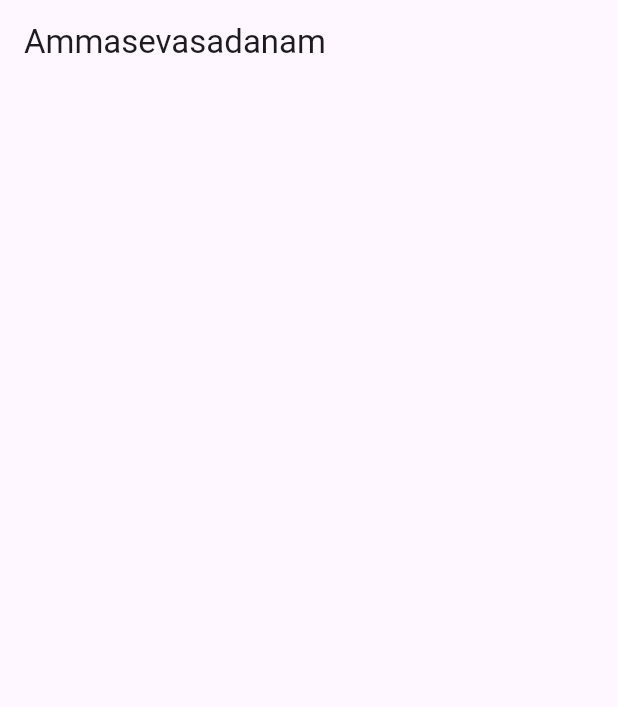
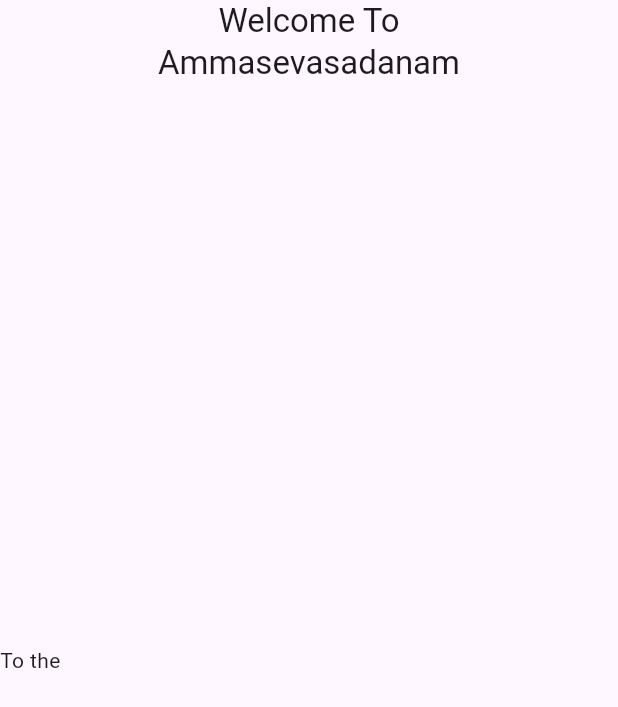
Before and after one commit to TheFinalGuardian/Ammasevasadanam-App, a Flutter app: the screen it shows after launch, on a phone screen of 412 x 824 dp. Shown: the top 707 px of the screen. Run offline on Flutter 3.47's test engine with Material 3 defaults, Android fonts, the phone set to English and light mode, and no system bars.

Commit message:
pulling the changes made by yogesh

```diff
--- a/lib/home_page.dart
+++ b/lib/home_page.dart
@@ -6,9 +6,21 @@ class HomePage extends StatelessWidget {
   @override
   Widget build(BuildContext context) {
     return Scaffold(
-      appBar: AppBar(
-        title: const Text("Ammasevasadanam"),
-      ),
-    );
+        appBar: AppBar(
+          title: const Center(
+            child: Column(
+              children: [
+                Text("Welcome To"),
+                Text("Ammasevasadanam"),
+              ],
+            ),
+          ),
+        ),
+        body: Column(
+          mainAxisAlignment: MainAxisAlignment.center,
+          children: [
+            Text("To the ")
+          ],
+        ));
   }
 }
```
Also changed, not shown: 1 other file.
